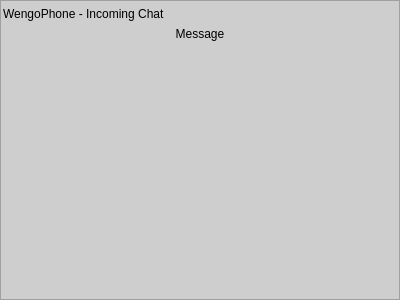
Above: wengophone/src/presentation/qt/toaster/QtChatToaster.ui from tkrotoff/WengoPhone before the change. Below: the same form after it.
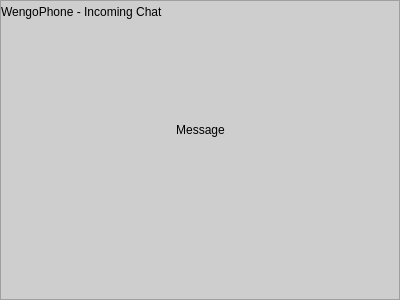
That is the form after the change. Icons and pictures are not drawn.

What changed in the file:
```diff
--- a/wengophone/src/presentation/qt/toaster/QtChatToaster.ui
+++ b/wengophone/src/presentation/qt/toaster/QtChatToaster.ui
@@ -570,7 +570,7 @@
       <property name="spacing" >
        <number>0</number>
       </property>
-      <item row="1" column="0" >
+      <item row="2" column="0" >
        <layout class="QGridLayout" >
         <property name="margin" >
          <number>0</number>
@@ -578,23 +578,8 @@
         <property name="spacing" >
          <number>6</number>
         </property>
-        <item row="1" column="1" >
-         <layout class="QGridLayout" >
-          <property name="margin" >
-           <number>0</number>
-          </property>
-          <property name="spacing" >
-           <number>6</number>
-          </property>
-          <item row="0" column="1" >
-           <spacer>
-            <property name="orientation" >
-             <enum>Qt::Horizontal</enum>
-            </property>
-           </spacer>
-          </item>
-          <item row="0" column="0" >
-           <widget class="QPushButton" name="chatButton" >
+        <item row="0" column="2" >
+         <widget class="QToolButton" name="chatButton" >
             <property name="icon" >
              <iconset resource="../wengophone.qrc" >:/pics/toaster/chat.png</iconset>
             </property>
@@ -604,24 +589,12 @@
               <height>56</height>
              </size>
             </property>
-            <property name="flat" >
+          <property name="autoRaise" >
              <bool>true</bool>
             </property>
            </widget>
           </item>
-         </layout>
-        </item>
-        <item row="0" column="0" colspan="2" >
-         <widget class="QLabel" name="messageLabel" >
-          <property name="text" >
-           <string>Message</string>
-          </property>
-          <property name="alignment" >
-           <set>Qt::AlignCenter</set>
-          </property>
-         </widget>
-        </item>
-        <item row="1" column="0" >
+        <item row="0" column="1" >
          <widget class="QLabel" name="pixmapLabel" >
           <property name="pixmap" >
            <pixmap resource="../wengophone.qrc" >:/pics/fond_avatar.png</pixmap>
@@ -631,37 +604,53 @@
           </property>
          </widget>
         </item>
-       </layout>
-      </item>
-      <item row="2" column="0" >
+        <item row="0" column="3" >
        <spacer>
         <property name="orientation" >
-         <enum>Qt::Vertical</enum>
+           <enum>Qt::Horizontal</enum>
         </property>
         <property name="sizeHint" >
          <size>
-          <width>20</width>
-          <height>40</height>
+            <width>40</width>
+            <height>20</height>
          </size>
         </property>
        </spacer>
       </item>
       <item row="0" column="0" >
-       <layout class="QHBoxLayout" >
+         <spacer>
+          <property name="orientation" >
+           <enum>Qt::Horizontal</enum>
+          </property>
+          <property name="sizeHint" >
+           <size>
+            <width>40</width>
+            <height>20</height>
+           </size>
+          </property>
+         </spacer>
+        </item>
+       </layout>
+      </item>
+      <item row="1" column="0" >
+       <layout class="QGridLayout" >
         <property name="margin" >
-         <number>2</number>
+         <number>0</number>
         </property>
         <property name="spacing" >
          <number>0</number>
         </property>
-        <item>
-         <widget class="QLabel" name="titleLabel" >
+        <item row="0" column="1" >
+         <widget class="QLabel" name="messageLabel" >
           <property name="text" >
-           <string>WengoPhone - Incoming Chat</string>
+           <string>Message</string>
+          </property>
+          <property name="alignment" >
+           <set>Qt::AlignCenter</set>
           </property>
          </widget>
         </item>
-        <item>
+        <item row="0" column="0" >
          <spacer>
           <property name="orientation" >
            <enum>Qt::Horizontal</enum>
@@ -674,8 +663,31 @@
           </property>
          </spacer>
         </item>
-        <item>
-         <widget class="QPushButton" name="closeButton" >
+        <item row="0" column="2" >
+         <spacer>
+          <property name="orientation" >
+           <enum>Qt::Horizontal</enum>
+          </property>
+          <property name="sizeHint" >
+           <size>
+            <width>40</width>
+            <height>20</height>
+           </size>
+          </property>
+         </spacer>
+        </item>
+       </layout>
+      </item>
+      <item row="0" column="0" >
+       <layout class="QGridLayout" >
+        <property name="margin" >
+         <number>0</number>
+        </property>
+        <property name="spacing" >
+         <number>0</number>
+        </property>
+        <item row="0" column="2" >
+         <widget class="QToolButton" name="closeButton" >
           <property name="sizePolicy" >
            <sizepolicy>
             <hsizetype>0</hsizetype>
@@ -699,11 +711,31 @@
           <property name="icon" >
            <iconset resource="../wengophone.qrc" >:/pics/close_normal.png</iconset>
           </property>
-          <property name="flat" >
+          <property name="autoRaise" >
            <bool>true</bool>
           </property>
          </widget>
         </item>
+        <item row="0" column="1" >
+         <spacer>
+          <property name="orientation" >
+           <enum>Qt::Horizontal</enum>
+          </property>
+          <property name="sizeHint" >
+           <size>
+            <width>225</width>
+            <height>22</height>
+           </size>
+          </property>
+         </spacer>
+        </item>
+        <item row="0" column="0" >
+         <widget class="QLabel" name="titleLabel" >
+          <property name="text" >
+           <string>WengoPhone - Incoming Chat</string>
+          </property>
+         </widget>
+        </item>
        </layout>
       </item>
      </layout>
```
Left out of the diff: 2 changed lines with no effect on the pictures. Lines whose indentation alone changed are shown as unchanged.
